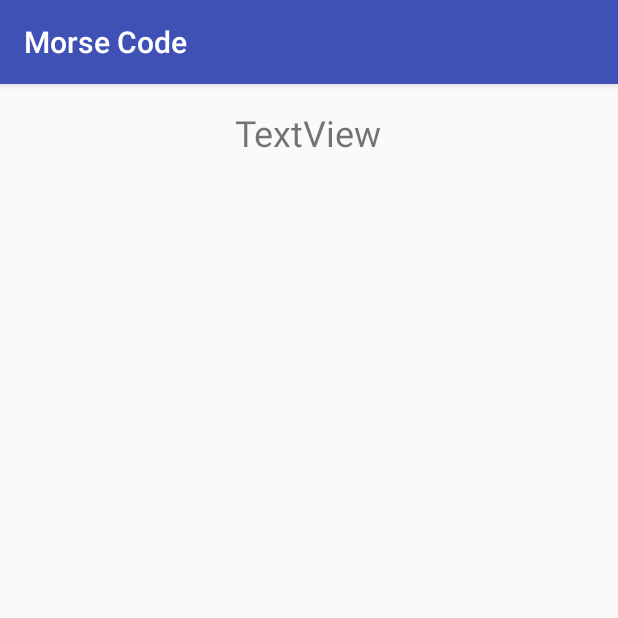
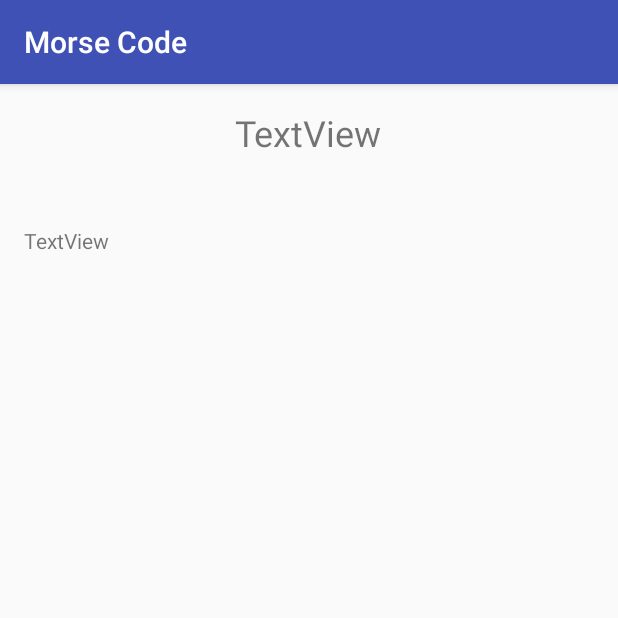
Before and after one commit to TP-MOSch/Android_MorseCode, an Android app: the ReceiveActivity screen opened directly, with no data from a screen before it, on a phone screen of 412 x 824 dp, the top half of it. Run offline under Robolectric (Android 15) with nearby library versions, the phone set to English and light mode, and no system bars.

Commit message:
Light sensor understands when flashlight on/off

```diff
--- a/app/src/main/java/moshch/morsecode/ReceiveActivity.java
+++ b/app/src/main/java/moshch/morsecode/ReceiveActivity.java
@@ -11,6 +11,13 @@ import android.widget.TextView;
 public class ReceiveActivity extends AppCompatActivity implements SensorEventListener {
 
     TextView textSensorValue;
+    TextView textReceivedCode;
+    SensorManager mSensorManager;
+    Sensor LightSensor;
+    Boolean isFirstValue = true;
+    Boolean isFlashOn = false;
+    float currentLightValue = 0, lastLightValue = 0;
+    long timeFlashOn, timeFlashOff;
 
     @Override
     protected void onCreate(Bundle savedInstanceState) {
@@ -18,29 +25,61 @@ public class ReceiveActivity extends AppCompatActivity implements SensorEventLis
         setContentView(R.layout.activity_receive);
 
         textSensorValue = (TextView) findViewById(R.id.textSensorValue);
+        textReceivedCode = (TextView) findViewById(R.id.textView_receivedCode);
+        mSensorManager = (SensorManager)getSystemService(SENSOR_SERVICE);
+        LightSensor = mSensorManager.getDefaultSensor(Sensor.TYPE_LIGHT);
+    }
 
-        SensorManager mySensorManager = (SensorManager)getSystemService(SENSOR_SERVICE);
+    @Override
+    public void onSensorChanged(SensorEvent event) {
+        currentLightValue = event.values[0];
+        //if(event.sensor.getType() == Sensor.TYPE_LIGHT){}
 
-        Sensor LightSensor = mySensorManager.getDefaultSensor(Sensor.TYPE_LIGHT);
+        //flash turns on
+        if (!isFlashOn && currentLightValue >= lastLightValue + 1000.0) {
+            isFlashOn = true;
+            timeFlashOn = System.currentTimeMillis();
+
+            if (isFirstValue) {
+                isFirstValue = false;
+            } else {
+                timeFlashOff = System.currentTimeMillis() - timeFlashOff;
+                textReceivedCode.setText(textReceivedCode.getText() + " -" + timeFlashOff);
+            }
+        }
+        //flash turns off
+        if (isFlashOn && currentLightValue <= lastLightValue - 1000.0 && currentLightValue < 1000.0) {
+            isFlashOn = false;
+            timeFlashOff = System.currentTimeMillis();
+            timeFlashOn = System.currentTimeMillis() - timeFlashOn;
+            textReceivedCode.setText(textReceivedCode.getText() + " +" + timeFlashOn);
+        }
+        textSensorValue.setText("LIGHT: " + currentLightValue);
+        lastLightValue = currentLightValue;
+    }
+
+    @Override
+    public void onAccuracyChanged(Sensor sensor, int accuracy) {
+        // Do something here if sensor accuracy changes.
+    }
+
+    @Override
+    protected void onResume() {
+        // Register a listener for the sensor.
+        super.onResume();
         if(LightSensor != null){
             //textSensorValue.setText("Sensor.TYPE_LIGHT Available");
-            mySensorManager.registerListener(
-                    this,
-                    LightSensor,
-                    SensorManager.SENSOR_DELAY_NORMAL);
+            mSensorManager.registerListener(this, LightSensor, SensorManager.SENSOR_DELAY_NORMAL);
+
+        } else {
 
         }
     }
 
     @Override
-    public void onSensorChanged(SensorEvent event) {
-        if(event.sensor.getType() == Sensor.TYPE_LIGHT){
-            textSensorValue.setText("LIGHT: " + event.values[0]);
-        }
-    }
-
-    @Override
-    public void onAccuracyChanged(Sensor sensor, int accuracy) {
-
+    protected void onPause() {
+        // Be sure to unregister the sensor when the activity pauses.
+        super.onPause();
+        mSensorManager.unregisterListener(this);
     }
 }
--- a/app/src/main/res/layout/activity_receive.xml
+++ b/app/src/main/res/layout/activity_receive.xml
@@ -18,4 +18,16 @@
         android:textSize="24sp"
         android:layout_alignParentTop="true"
         android:layout_centerHorizontal="true" />
+
+    <TextView
+        android:text="TextView"
+        android:layout_width="wrap_content"
+        android:layout_height="wrap_content"
+        android:layout_marginTop="46dp"
+        android:id="@+id/textView_receivedCode"
+        android:layout_below="@+id/textSensorValue"
+        android:layout_alignParentLeft="true"
+        android:layout_alignParentStart="true"
+        android:layout_alignParentRight="true"
+        android:layout_alignParentEnd="true" />
 </RelativeLayout>
```
